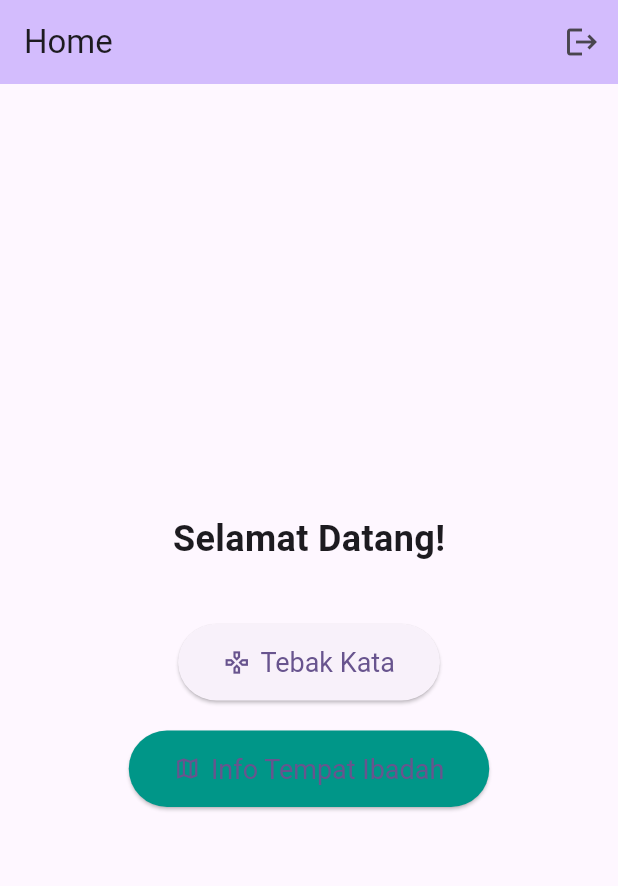
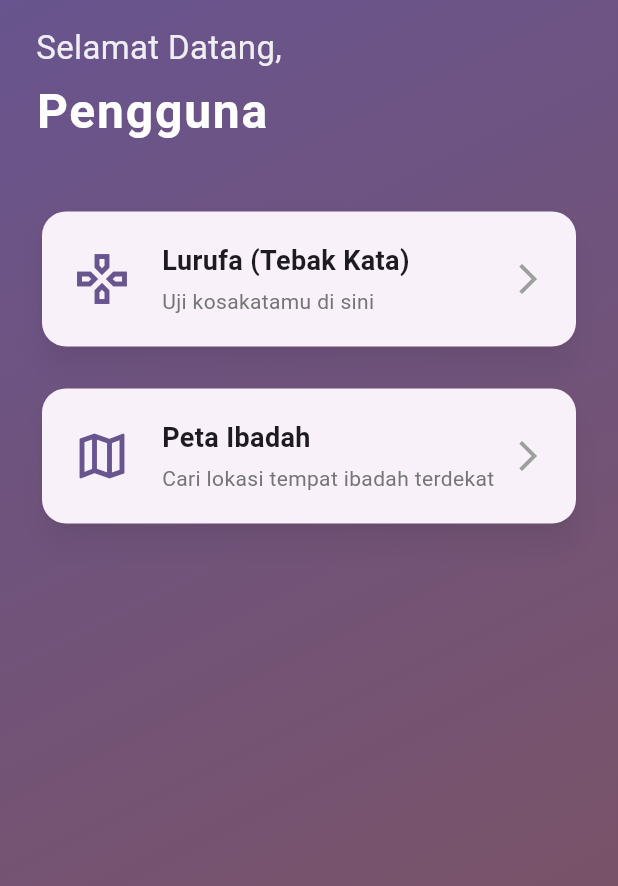
Before and after one commit to ade781/projek-tpm-teori, a Flutter app: the screen it shows after launch, on a phone screen of 412 x 824 dp. Shown: the top 886 px of the screen. Run offline on Flutter 3.47's test engine with Material 3 defaults, Android fonts, the phone set to English and light mode, and no system bars; our stand-ins replace chat_bubbles, flutter_dotenv, flutter_local_notifications, flutter_map, google_generative_ai, google_nav_bar and 6 more; accounts and stored records are empty; Roboto replaces fonts that are missing (Poppins).

Commit message:
style home

```diff
--- a/lib/pages/home.dart
+++ b/lib/pages/home.dart
@@ -2,83 +2,100 @@
 
 import 'package:flutter/material.dart';
 import 'package:projek_akhir_teori/pages/game_page.dart';
-import 'package:projek_akhir_teori/pages/login_page.dart';
 import 'package:projek_akhir_teori/services/auth_service.dart';
 import 'package:projek_akhir_teori/pages/map_page.dart';
 
-class HomePage extends StatelessWidget {
+class HomePage extends StatefulWidget {
   const HomePage({super.key});
 
   @override
-  Widget build(BuildContext context) {
-    final AuthService authService = AuthService();
+  State<HomePage> createState() => _HomePageState();
+}
 
-    void logout() async {
-      await authService.logout();
-      // Navigasi ke LoginPage dan hapus semua rute sebelumnya.
-      // Ini mencegah pengguna menekan tombol kembali untuk masuk ke HomePage setelah logout.
-      if (context.mounted) {
-        Navigator.of(context).pushAndRemoveUntil(
-          MaterialPageRoute(builder: (context) => const LoginPage()),
-          (Route<dynamic> route) => false, // Predikat ini menghapus semua rute.
-        );
+class _HomePageState extends State<HomePage> {
+  final AuthService _authService = AuthService();
+  String? _username;
+
+  @override
+  void initState() {
+    super.initState();
+    // Panggil fungsi untuk memuat data pengguna saat halaman pertama kali dibuka
+    _loadUserData();
+  }
+
+  // --- FITUR BARU: Memuat Nama Pengguna ---
+  // Fungsi async untuk mengambil nama pengguna dari AuthService.
+  Future<void> _loadUserData() async {
+    final user = await _authService.getLoggedInUserObject();
+    // Periksa 'mounted' untuk memastikan widget masih ada di tree sebelum setState.
+    if (mounted && user != null) {
+      setState(() {
+        _username = user.username;
+      });
     }
   }
 
+  @override
+  Widget build(BuildContext context) {
     return Scaffold(
-      appBar: AppBar(
-        title: const Text('Home'),
-        backgroundColor: Theme.of(context).colorScheme.inversePrimary,
-        actions: [
-          // Tombol Logout di AppBar
-          IconButton(
-            icon: const Icon(Icons.logout),
-            tooltip: 'Logout',
-            onPressed: logout,
+      body: Container(
+        decoration: BoxDecoration(
+          gradient: LinearGradient(
+            colors: [
+              Theme.of(context).colorScheme.primary,
+              Theme.of(context).colorScheme.tertiary,
+            ],
+            begin: Alignment.topLeft,
+            end: Alignment.bottomRight,
           ),
-        ],
         ),
-      body: Center(
-        child: Column(
-          mainAxisAlignment: MainAxisAlignment.center,
+        // --- PERUBAHAN 4: Layout Utama ---
+        // Menggunakan SafeArea dan ListView untuk tata letak yang aman dan bisa di-scroll.
+        child: SafeArea(
+          child: ListView(
+            padding: const EdgeInsets.symmetric(
+              horizontal: 24.0,
+              vertical: 16.0,
+            ),
             children: <Widget>[
-            const Text(
-              'Selamat Datang!',
-              style: TextStyle(fontSize: 24, fontWeight: FontWeight.bold),
+              // --- Header dengan Nama Pengguna ---
+              Text(
+                'Selamat Datang,',
+                style: TextStyle(
+                  fontSize: 22,
+                  color: Colors.white.withOpacity(0.9),
+                ),
+              ),
+              const SizedBox(height: 4),
+              Text(
+                _username ??
+                    'Pengguna', // Tampilkan nama pengguna, atau 'Pengguna' jika belum dimuat
+                style: const TextStyle(
+                  fontSize: 32,
+                  fontWeight: FontWeight.bold,
+                  color: Colors.white,
+                  letterSpacing: 1.2,
+                ),
               ),
               const SizedBox(height: 40),
-            // Tombol Menu "Tebak Kata"
-            ElevatedButton.icon(
-              icon: const Icon(Icons.gamepad_outlined),
-              label: const Text('Tebak Kata'),
-              style: ElevatedButton.styleFrom(
-                padding: const EdgeInsets.symmetric(
-                  horizontal: 30,
-                  vertical: 15,
-                ),
-                textStyle: const TextStyle(fontSize: 18),
-              ),
-              onPressed: () {
-                // Navigasi ke halaman permainan
+
+              // --- Kartu Menu ---
+              _MenuCard(
+                icon: Icons.gamepad_outlined,
+                title: 'Lurufa (Tebak Kata)',
+                subtitle: 'Uji kosakatamu di sini',
+                onTap: () {
                   Navigator.of(context).push(
                     MaterialPageRoute(builder: (context) => const GamePage()),
                   );
                 },
               ),
               const SizedBox(height: 20),
-            ElevatedButton.icon(
-              icon: const Icon(Icons.map_outlined),
-              label: const Text('Info Tempat Ibadah'),
-              style: ElevatedButton.styleFrom(
-                backgroundColor: Colors.teal, // Contoh warna berbeda
-                padding: const EdgeInsets.symmetric(
-                  horizontal: 30,
-                  vertical: 15,
-                ),
-                textStyle: const TextStyle(fontSize: 18),
-              ),
-              onPressed: () {
-                // Navigasi ke halaman peta
+              _MenuCard(
+                icon: Icons.map_outlined,
+                title: 'Peta Ibadah',
+                subtitle: 'Cari lokasi tempat ibadah terdekat',
+                onTap: () {
                   Navigator.of(context).push(
                     MaterialPageRoute(builder: (context) => const MapPage()),
                   );
@@ -87,6 +104,72 @@ class HomePage extends StatelessWidget {
             ],
           ),
         ),
+      ),
     );
   }
 }
+
+// --- WIDGET BARU: _MenuCard ---
+// Widget kustom untuk menampilkan kartu menu yang lebih menarik.
+class _MenuCard extends StatelessWidget {
+  final IconData icon;
+  final String title;
+  final String subtitle;
+  final VoidCallback onTap;
+
+  const _MenuCard({
+    required this.icon,
+    required this.title,
+    required this.subtitle,
+    required this.onTap,
+  });
+
+  @override
+  Widget build(BuildContext context) {
+    return Card(
+      elevation: 8,
+      shadowColor: Colors.black.withOpacity(0.3),
+      shape: RoundedRectangleBorder(borderRadius: BorderRadius.circular(16)),
+      child: InkWell(
+        onTap: onTap,
+        borderRadius: BorderRadius.circular(16),
+        child: Padding(
+          padding: const EdgeInsets.all(20.0),
+          child: Row(
+            children: [
+              Icon(
+                icon,
+                size: 40,
+                color: Theme.of(context).colorScheme.primary,
+              ),
+              const SizedBox(width: 20),
+              Expanded(
+                child: Column(
+                  crossAxisAlignment: CrossAxisAlignment.start,
+                  children: [
+                    Text(
+                      title,
+                      style: const TextStyle(
+                        fontSize: 18,
+                        fontWeight: FontWeight.bold,
+                      ),
+                    ),
+                    const SizedBox(height: 4),
+                    Text(
+                      subtitle,
+                      style: TextStyle(
+                        fontSize: 14,
+                        color: Colors.grey.shade600,
+                      ),
+                    ),
+                  ],
+                ),
+              ),
+              const Icon(Icons.arrow_forward_ios, color: Colors.grey),
+            ],
+          ),
+        ),
+      ),
+    );
+  }
+}
--- a/lib/widgets/bottom_navbar.dart
+++ b/lib/widgets/bottom_navbar.dart
@@ -1,3 +1,5 @@
+// lib/widgets/bottom_navbar.dart
+
 import 'package:flutter/material.dart';
 import 'package:google_nav_bar/google_nav_bar.dart';
 
@@ -14,50 +16,31 @@ class BottomNavbar extends StatelessWidget {
   @override
   Widget build(BuildContext context) {
     return Container(
-      // Memberi sedikit bayangan agar navbar terlihat "mengambang"
+      // --- PERUBAHAN DI SINI ---
+      // Dekorasi diubah untuk membuat latar belakang sepenuhnya transparan.
       decoration: BoxDecoration(
-        color: Theme.of(context).scaffoldBackgroundColor,
-        boxShadow: [
-          BoxShadow(blurRadius: 20, color: Colors.black.withOpacity(.1)),
-        ],
-      ),
+
+        color: Colors.transparent,
+
+     ),
       child: SafeArea(
         child: Padding(
           padding: const EdgeInsets.symmetric(horizontal: 15.0, vertical: 8),
           child: GNav(
-            // Efek ripple saat di-tap
             rippleColor: Colors.grey[300]!,
             hoverColor: Colors.grey[100]!,
-
-            // Jarak antara ikon dan teks
             gap: 8,
-
-            // Warna ikon dan teks saat aktif
             activeColor: Colors.white,
-
-            // Ukuran ikon
             iconSize: 24,
-
-            // Padding internal untuk setiap tombol
             padding: const EdgeInsets.symmetric(horizontal: 20, vertical: 12),
-
-            // Durasi animasi transisi
             duration: const Duration(milliseconds: 400),
-
-            // Warna background dari tombol yang aktif
             tabBackgroundColor: Theme.of(context).colorScheme.primary,
-
-            // Warna ikon dan teks saat tidak aktif
             color: Colors.grey[600],
-
-            // Daftar tombol/tab
             tabs: const [
               GButton(icon: Icons.home, text: 'Home'),
               GButton(icon: Icons.smart_toy_outlined, text: 'Chatbot'),
               GButton(icon: Icons.person, text: 'Profile'),
             ],
-
-            // State management
             selectedIndex: currentIndex,
             onTabChange: onTap,
           ),
```
Also changed, not shown: 1 other file. Lines whose indentation alone changed are shown as unchanged.
